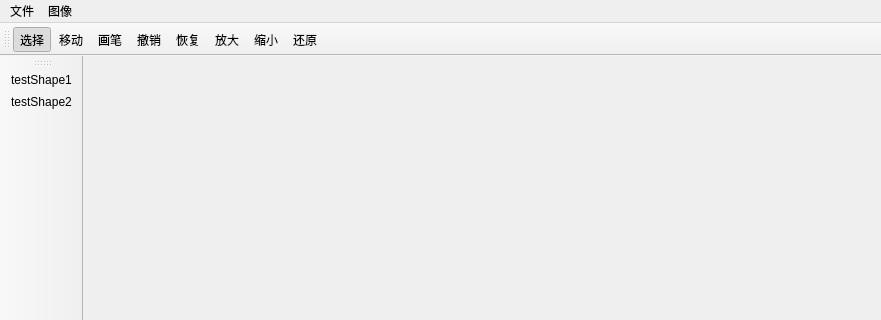
First picture: the form in mainwindow.ui, repository ITERATOR-ACM-TEAM/VIPainter, before the edit; both pictures show x 0 to 881 and y 0 to 320 of the 881 by 555 pixel window.
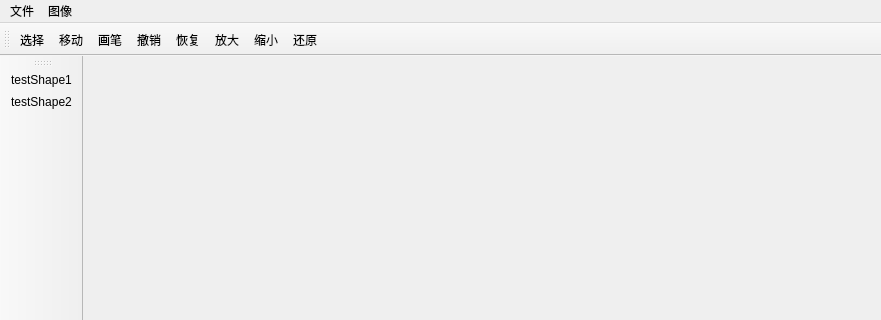
Second picture: the form after the edit. Icons and pictures are not drawn.

Patch:
```diff
--- a/mainwindow.ui
+++ b/mainwindow.ui
@@ -196,7 +196,7 @@
     <bool>true</bool>
    </property>
    <property name="checked">
-    <bool>true</bool>
+    <bool>false</bool>
    </property>
    <property name="icon">
     <iconset resource="icon.qrc">
```
